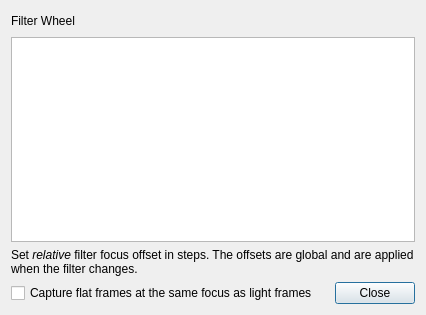
The window that kstars/ekos/auxiliary/filtersettings.ui (KDE/kstars) describes before a commit, drawn with Qt 5.
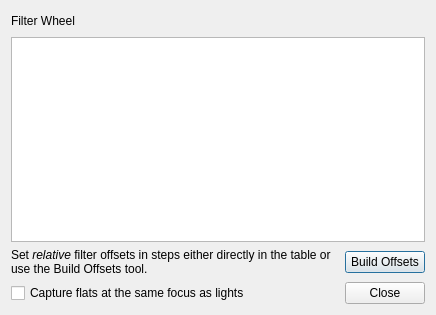
The same window after the commit.

Diff of the .ui file:
```diff
--- a/kstars/ekos/auxiliary/filtersettings.ui
+++ b/kstars/ekos/auxiliary/filtersettings.ui
@@ -6,10 +6,16 @@
    <rect>
     <x>0</x>
     <y>0</y>
-    <width>426</width>
+    <width>436</width>
     <height>315</height>
    </rect>
   </property>
+  <property name="sizePolicy">
+   <sizepolicy hsizetype="MinimumExpanding" vsizetype="MinimumExpanding">
+    <horstretch>0</horstretch>
+    <verstretch>0</verstretch>
+   </sizepolicy>
+  </property>
   <property name="windowTitle">
    <string>Filter Settings</string>
   </property>
@@ -68,20 +74,33 @@
     </widget>
    </item>
    <item>
-    <layout class="QHBoxLayout" name="horizontalLayout_2">
+    <layout class="QHBoxLayout" name="horizontalLayout_2" stretch="1,0">
      <property name="spacing">
       <number>3</number>
      </property>
      <item>
       <widget class="QLabel" name="label_2">
        <property name="text">
-        <string>&lt;html&gt;&lt;head/&gt;&lt;body&gt;&lt;p&gt;Set &lt;span style=&quot; font-style:italic;&quot;&gt;relative&lt;/span&gt; filter focus offset in steps. The offsets are global and are applied when the filter changes.&lt;/p&gt;&lt;/body&gt;&lt;/html&gt;</string>
+        <string>&lt;html&gt;&lt;head/&gt;&lt;body&gt;&lt;p&gt;Set &lt;span style=&quot; font-style:italic;&quot;&gt;relative&lt;/span&gt; filter offsets in steps either directly in the table or use the Build Offsets tool.&lt;/p&gt;&lt;/body&gt;&lt;/html&gt;</string>
        </property>
        <property name="wordWrap">
         <bool>true</bool>
        </property>
       </widget>
      </item>
+     <item>
+      <widget class="QPushButton" name="buildOffsetsButton">
+       <property name="sizePolicy">
+        <sizepolicy hsizetype="Preferred" vsizetype="Fixed">
+         <horstretch>0</horstretch>
+         <verstretch>0</verstretch>
+        </sizepolicy>
+       </property>
+       <property name="text">
+        <string>Build Offsets</string>
+       </property>
+      </widget>
+     </item>
     </layout>
    </item>
    <item>
@@ -95,7 +114,7 @@
         <string>&lt;html&gt;&lt;head/&gt;&lt;body&gt;&lt;p&gt;If using a filter wheel and an absolute position focuser, then always remember the focus position of the autofocus process for light frames in each filter. Before a flat frame is captured, the focuser is moved to the same focus point as light frames.&lt;/p&gt;&lt;/body&gt;&lt;/html&gt;</string>
        </property>
        <property name="text">
-        <string>Capture flat frames at the same focus as light frames</string>
+        <string>Capture flats at the same focus as lights</string>
        </property>
       </widget>
      </item>
```
